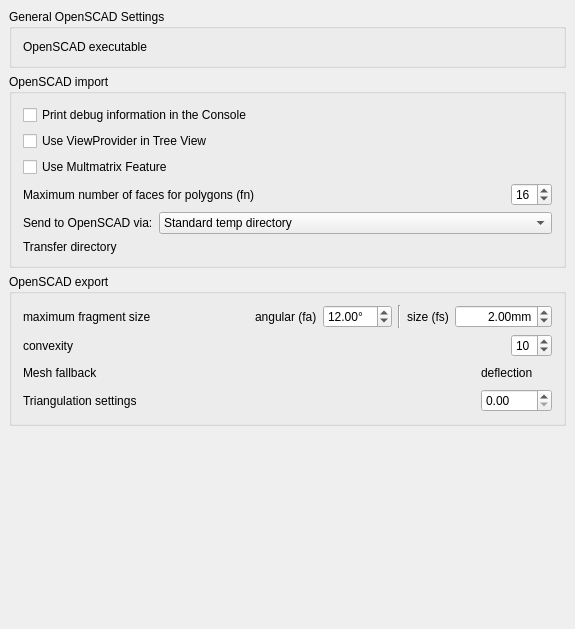
This is src/Mod/OpenSCAD/Resources/ui/openscadprefs-base.ui in southseact-3d/fcd as Qt 5 draws it before an edit. The edited form follows.
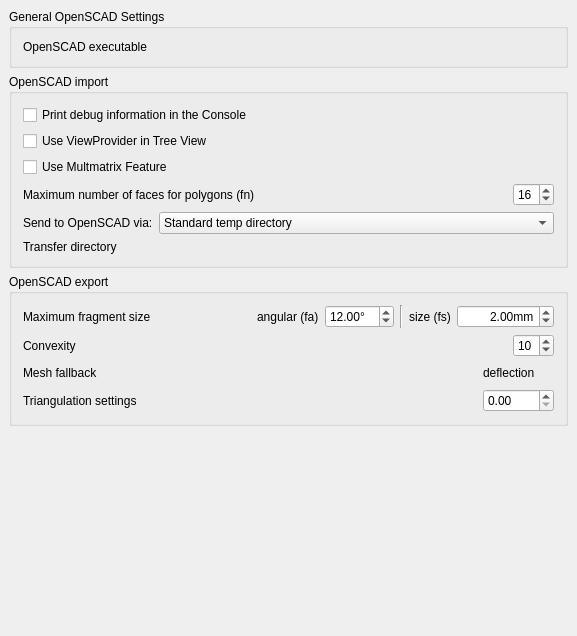
This is the edited form. Custom widgets are drawn as their Qt base class.

```diff
--- a/src/Mod/OpenSCAD/Resources/ui/openscadprefs-base.ui
+++ b/src/Mod/OpenSCAD/Resources/ui/openscadprefs-base.ui
@@ -6,8 +6,8 @@
    <rect>
     <x>0</x>
     <y>0</y>
-    <width>575</width>
-    <height>629</height>
+    <width>577</width>
+    <height>636</height>
    </rect>
   </property>
   <property name="windowTitle">
@@ -263,7 +263,7 @@
         <item>
          <widget class="QLabel" name="label">
           <property name="text">
-           <string>maximum fragment size</string>
+           <string>Maximum fragment size</string>
           </property>
          </widget>
         </item>
@@ -382,7 +382,7 @@
         <item>
          <widget class="QLabel" name="label_2">
           <property name="text">
-           <string>convexity</string>
+           <string>Convexity</string>
           </property>
          </widget>
         </item>
```
Left out of the diff: 4 changed lines with no effect on the pictures. Lines whose indentation alone changed are shown as unchanged.
